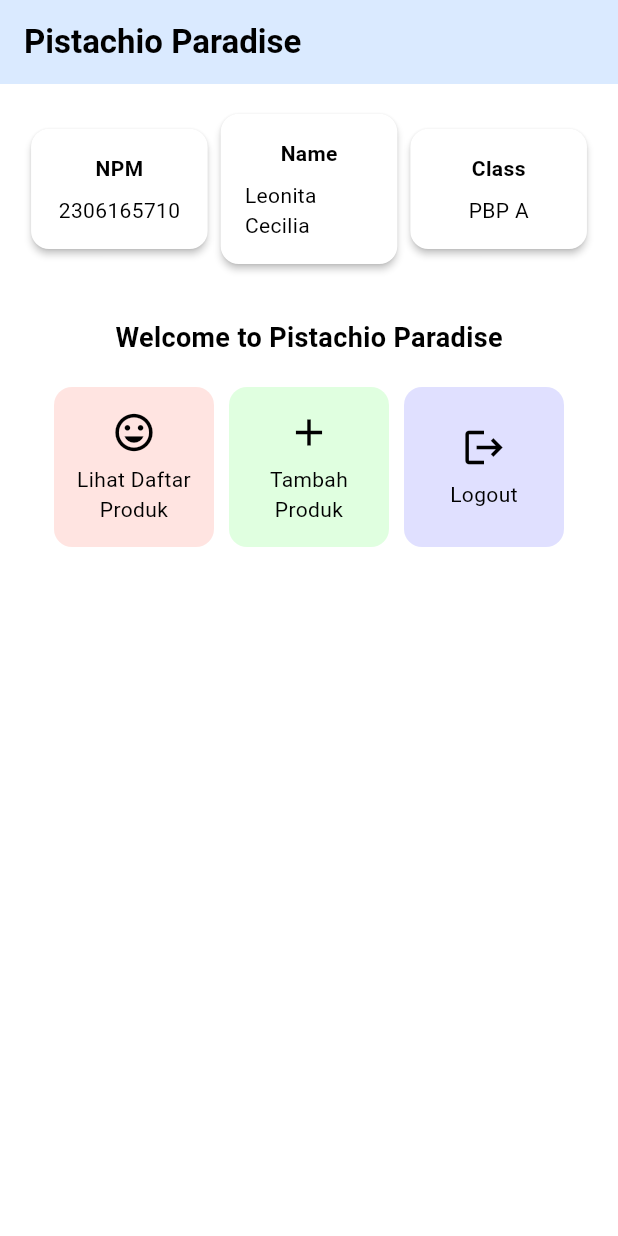
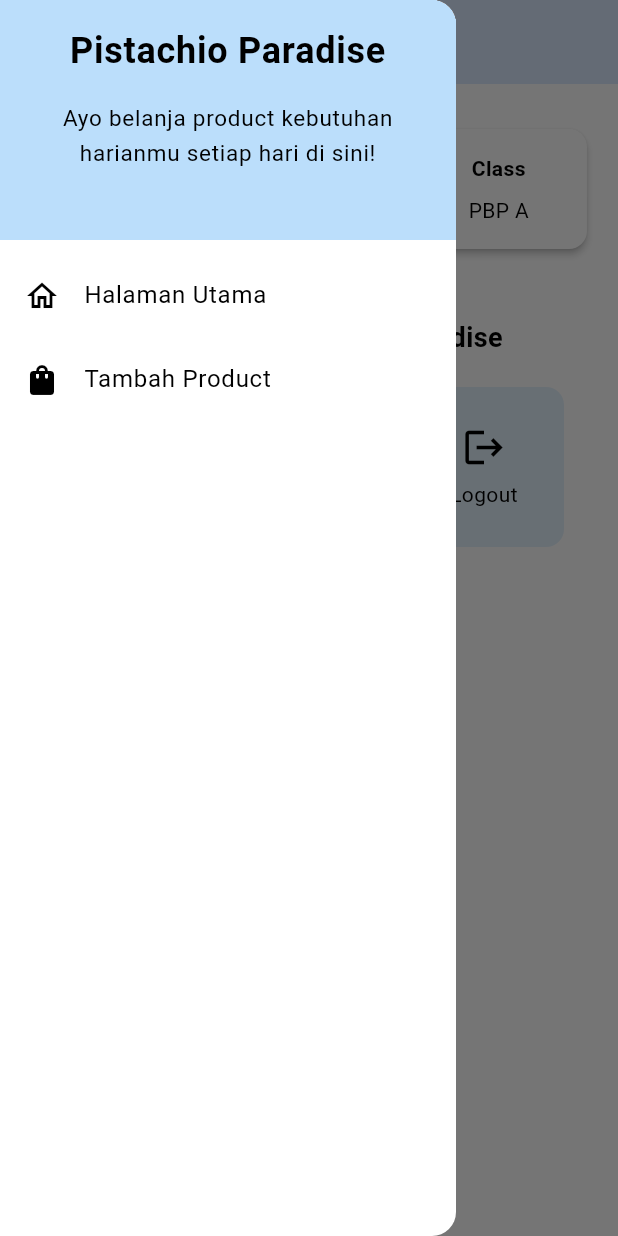
Before and after one commit to leonitacecilia/pistachio_paradise, a Flutter app: the screen it shows after launch, with the side drawer open (before the commit the screen has no drawer), on a phone screen of 412 x 824 dp. Run offline on Flutter 3.47's test engine with Material 3 defaults, Android fonts, the phone set to English and light mode, and no system bars.

Commit message:
tugas 8 done

```diff
--- a/lib/main.dart
+++ b/lib/main.dart
@@ -1,5 +1,5 @@
 import 'package:flutter/material.dart';
-import 'package:pistachio_paradise/menu.dart';
+import 'package:pistachio_paradise/screens/menu.dart';
 
 void main() {
   runApp(const MyApp());
@@ -29,7 +29,14 @@
         //
         // This works for code too, not just values: Most code changes can be
         // tested with just a hot reload.
-        colorScheme: ColorScheme.fromSwatch(primarySwatch: Colors.deepPurple,).copyWith(secondary: Colors.deepPurple[400]),
+        colorScheme: ColorScheme.fromSwatch(
+          primarySwatch: Colors.blue, // Warna biru utama
+        ).copyWith(
+          primary:
+              Colors.blue[100], // Biru yang lebih terang sebagai warna utama
+          secondary:
+              Colors.blue[50], // Biru pastel terang sebagai warna sekunder
+        ),
         useMaterial3: true,
       ),
       home: MyHomePage(),
--- a/lib/menu.dart
+++ b/lib/screens/menu.dart
@@ -1,4 +1,7 @@
+// menu.dart
 import 'package:flutter/material.dart';
+import 'package:pistachio_paradise/widgets/left_drawer.dart';
+import 'package:pistachio_paradise/widgets/product_card.dart'; // New import
 
 class MyHomePage extends StatelessWidget {
   final String npm = '2306165710'; // NPM
@@ -8,17 +11,15 @@ class MyHomePage extends StatelessWidget {
   MyHomePage({super.key});
 
   final List<ItemHomepage> items = [
-    ItemHomepage("Lihat Daftar Produk", Icons.mood,
-        const Color(0xFFFFE4E1)), // Light pastel pink
-    ItemHomepage("Tambah Produk", Icons.add,
-        const Color(0xFFE0FFE0)), // Light pastel green
-    ItemHomepage(
-        "Logout", Icons.logout, const Color(0xFFE0E0FF)), // Light pastel blue
+    ItemHomepage("Lihat Product", Icons.shopping_bag),
+    ItemHomepage("Tambah Product", Icons.add),
+    ItemHomepage("Logout", Icons.logout),
   ];
 
   @override
   Widget build(BuildContext context) {
     return Scaffold(
+      drawer: const LeftDrawer(),
       appBar: AppBar(
         title: const Text(
           'Pistachio Paradise',
@@ -104,58 +105,3 @@ class InfoCard extends StatelessWidget {
     );
   }
 }
-
-class ItemCard extends StatelessWidget {
-  final ItemHomepage item;
-
-  const ItemCard(this.item, {super.key});
-
-  @override
-  Widget build(BuildContext context) {
-    return Material(
-      child: InkWell(
-        onTap: () {
-          ScaffoldMessenger.of(context)
-            ..hideCurrentSnackBar()
-            ..showSnackBar(SnackBar(
-                content: Text("Kamu telah menekan tombol ${item.name}!")));
-        },
-        child: Container(
-          decoration: BoxDecoration(
-            borderRadius: BorderRadius.circular(12),
-            color: item.color, // Use solid color from the ItemHomepage
-          ),
-          padding: const EdgeInsets.all(8),
-          child: Center(
-            child: Column(
-              mainAxisAlignment: MainAxisAlignment.center,
-              children: [
-                Icon(
-                  item.icon,
-                  color: Colors.black, // Change icon color to black
-                  size: 30.0,
-                ),
-                const Padding(padding: EdgeInsets.all(3)),
-                Text(
-                  item.name,
-                  textAlign: TextAlign.center,
-                  style: const TextStyle(
-                      color: Colors.black), // Change text color to black
-                ),
-              ],
-            ),
-          ),
-        ),
-      ),
-    );
-  }
-}
-
-class ItemHomepage {
-  final String name;
-  final IconData icon;
-  final Color color; // Add color property
-
-  ItemHomepage(
-      this.name, this.icon, this.color); // Modify constructor to include color
-}
--- /dev/null
+++ b/lib/widgets/left_drawer.dart
@@ -0,0 +1,71 @@
+import 'package:flutter/material.dart';
+import 'package:pistachio_paradise/screens/menu.dart';
+import 'package:pistachio_paradise/screens/productentry_form.dart';
+
+class LeftDrawer extends StatelessWidget {
+  const LeftDrawer({super.key});
+
+  @override
+  Widget build(BuildContext context) {
+    return Drawer(
+      child: ListView(
+        children: [
+          DrawerHeader(
+            decoration: BoxDecoration(
+              color: Theme.of(context).colorScheme.primary,
+            ),
+            child: const Column(
+              children: [
+                Text(
+                  'Pistachio Paradise',
+                  textAlign: TextAlign.center,
+                  style: TextStyle(
+                    fontSize: 24,
+                    fontWeight: FontWeight.bold,
+                    color: Colors.black,
+                  ),
+                ),
+                Padding(padding: EdgeInsets.all(8)),
+                Text(
+                  "Ayo belanja product kebutuhan harianmu setiap hari di sini!",
+                  textAlign: TextAlign.center, // Menambahkan center alignment
+                  style: TextStyle(
+                    fontSize: 15, // Menentukan ukuran font 15
+                    color: Colors.black, // Warna teks hitam
+                    fontWeight: FontWeight.normal, // Mengatur weight menjadi normal
+                  ),
+                ),
+              ],
+            ),
+          ),
+          ListTile(
+            leading: const Icon(Icons.home_outlined),
+            title: const Text('Halaman Utama'),
+            // Bagian redirection ke MyHomePage
+            onTap: () {
+              Navigator.pushReplacement(
+                context,
+                MaterialPageRoute(
+                  builder: (context) => MyHomePage(),
+                ),
+              );
+            },
+          ),
+          ListTile(
+            leading: const Icon(Icons.shopping_bag),
+            title: const Text('Tambah Product'),
+            // Bagian redirection ke ProductEntryFormPage
+            onTap: () {
+              Navigator.push(
+                context,
+                MaterialPageRoute(
+                  builder: (context) => ProductEntryFormPage(), // Routing ke ProductEntryFormPage
+                ),
+              );
+            },
+          ),
+        ],
+      ),
+    );
+  }
+}
--- /dev/null
+++ b/lib/widgets/product_card.dart
@@ -0,0 +1,56 @@
+// widgets/product_card.dart
+import 'package:flutter/material.dart';
+import '../screens/productentry_form.dart';
+
+class ItemCard extends StatelessWidget {
+  final ItemHomepage item;
+
+  const ItemCard(this.item, {super.key});
+
+  @override
+  Widget build(BuildContext context) {
+    return Material(
+      color: Theme.of(context).colorScheme.secondary,
+      borderRadius: BorderRadius.circular(12),
+      child: InkWell(
+        onTap: () {
+          ScaffoldMessenger.of(context)
+            ..hideCurrentSnackBar()
+            ..showSnackBar(SnackBar(
+                content: Text("Kamu telah menekan tombol ${item.name}!")));
+
+          if (item.name == "Tambah Product") {
+            Navigator.push(
+              context,
+              MaterialPageRoute(builder: (context) => ProductEntryFormPage()),
+            );
+          }
+        },
+        child: Container(
+          padding: const EdgeInsets.all(8),
+          child: Center(
+            child: Column(
+              mainAxisAlignment: MainAxisAlignment.center,
+              children: [
+                Icon(item.icon, color: Colors.black, size: 30.0),
+                const Padding(padding: EdgeInsets.all(3)),
+                Text(
+                  item.name,
+                  textAlign: TextAlign.center,
+                  style: const TextStyle(color: Colors.black),
+                ),
+              ],
+            ),
+          ),
+        ),
+      ),
+    );
+  }
+}
+
+class ItemHomepage {
+  final String name;
+  final IconData icon;
+
+  ItemHomepage(this.name, this.icon);
+}
```
Also changed, not shown: lib/screens/productentry_form.dart (added, +168 -0 lines), 1 other file.
